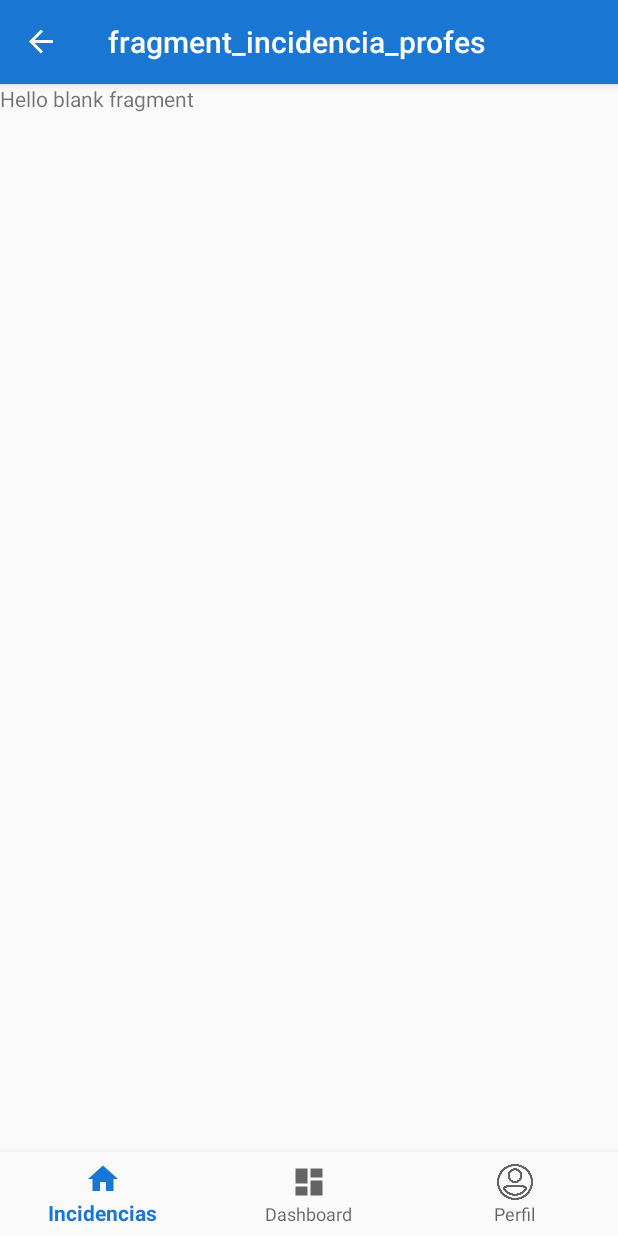
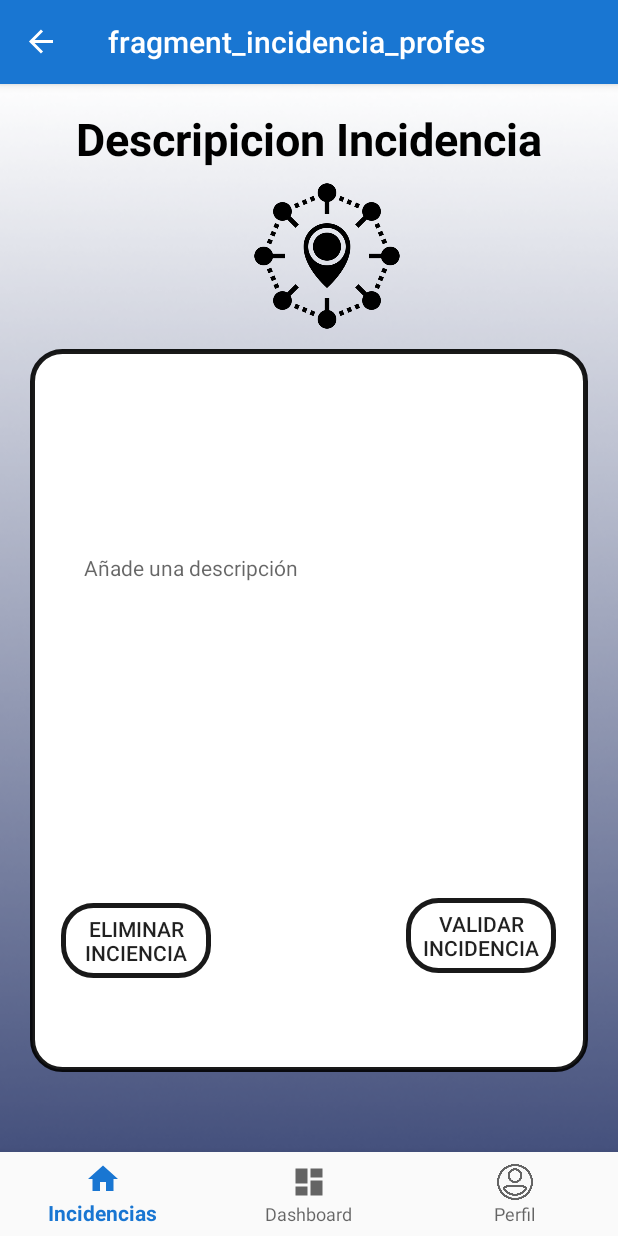
Before and after one commit to adrii3/PuigIncidencies, an Android app: the IncidenciaProfesFragment screen opened through its navigation route, on a phone screen of 412 x 824 dp. Run offline under Robolectric (Android 15) with nearby library versions, the phone set to English and light mode, and no system bars; our stand-ins replace Firebase (no records; nobody signed in at launch, a user with empty details on screens opened directly), navigation-ui.

Commit message:
whyskyt12contrabandobajosfondos

```diff
--- a/app/src/main/res/layout/fragment_incidencia_profes.xml
+++ b/app/src/main/res/layout/fragment_incidencia_profes.xml
@@ -1,14 +1,100 @@
 <?xml version="1.0" encoding="utf-8"?>
-<FrameLayout xmlns:android="http://schemas.android.com/apk/res/android"
+<androidx.constraintlayout.widget.ConstraintLayout xmlns:android="http://schemas.android.com/apk/res/android"
+    xmlns:app="http://schemas.android.com/apk/res-auto"
     xmlns:tools="http://schemas.android.com/tools"
     android:layout_width="match_parent"
     android:layout_height="match_parent"
-    tools:context=".IncidenciaProfesFragment">
+    tools:context=".SubirIncidenciaFragment"
+    android:background="@drawable/fondopaestos">
 
-    <!-- TODO: Update blank fragment layout -->
     <TextView
+        android:id="@+id/textView2"
         android:layout_width="match_parent"
-        android:layout_height="match_parent"
-        android:text="@string/hello_blank_fragment" />
+        android:layout_height="wrap_content"
+        android:layout_marginTop="16dp"
+        android:text="Descripicion Incidencia"
+        android:textAlignment="center"
+        android:textColor="@android:color/black"
+        android:textSize="30dp"
+        android:textStyle="bold"
+        app:layout_constraintTop_toTopOf="parent"
+        tools:layout_editor_absoluteX="0dp" />
 
-</FrameLayout>
+    <ImageView
+        android:id="@+id/imageView2"
+        android:layout_width="100dp"
+        android:layout_height="100dp"
+        android:layout_marginTop="8dp"
+        android:layout_marginEnd="144dp"
+        android:background="@drawable/point"
+        app:layout_constraintEnd_toEndOf="parent"
+        app:layout_constraintTop_toBottomOf="@+id/textView2" />
+
+    <LinearLayout
+        android:layout_width="match_parent"
+        android:layout_height="482dp"
+        android:layout_marginTop="12dp"
+        android:layout_marginRight="20dp"
+        android:layout_marginLeft="20dp"
+        android:background="@drawable/boton_redondo"
+        android:orientation="vertical"
+        app:layout_constraintEnd_toEndOf="parent"
+        app:layout_constraintTop_toBottomOf="@+id/imageView2">
+
+        <TextView
+            android:id="@+id/spinnner_clase"
+            android:layout_width="match_parent"
+            android:layout_height="50dp"
+            android:layout_marginLeft="20dp"
+            android:layout_marginTop="50dp"
+            android:layout_marginRight="20dp" />
+
+
+        <TextView
+            android:id="@+id/descripcion_et_subir_incidencia"
+            android:layout_width="match_parent"
+            android:layout_height="100dp"
+            android:layout_marginLeft="35dp"
+            android:layout_marginTop="35dp"
+            android:layout_marginRight="35dp"
+            android:hint="Añade una descripción" />
+
+        <ImageView
+            android:id="@+id/fotoincidencia"
+            android:layout_width="120dp"
+            android:layout_height="120dp"
+            android:layout_marginTop="10dp"
+            android:layout_marginLeft="130dp"/>
+
+
+        <LinearLayout
+            android:layout_width="wrap_content"
+            android:layout_height="wrap_content"
+            android:orientation="horizontal">
+
+            <Button
+                android:id="@+id/eliminar"
+                android:layout_width="100dp"
+                android:layout_height="50dp"
+                android:layout_marginLeft="20dp"
+                android:layout_marginTop="3dp"
+                android:layout_marginRight="20dp"
+                android:background="@drawable/boton_redondo"
+                android:text="Eliminar Inciencia"
+                />
+
+            <Button
+                android:id="@+id/validar"
+                android:layout_width="100dp"
+                android:layout_height="50dp"
+
+                android:layout_marginLeft="110dp"
+                android:layout_marginRight="20dp"
+                android:text="Validar incidencia"
+                android:background="@drawable/boton_redondo"/>
+        </LinearLayout>
+
+
+
+    </LinearLayout>
+</androidx.constraintlayout.widget.ConstraintLayout>
```
Also changed, not shown: app/src/main/res/layout/fragment_incidencia_alumnos.xml (+67 -6 lines).
